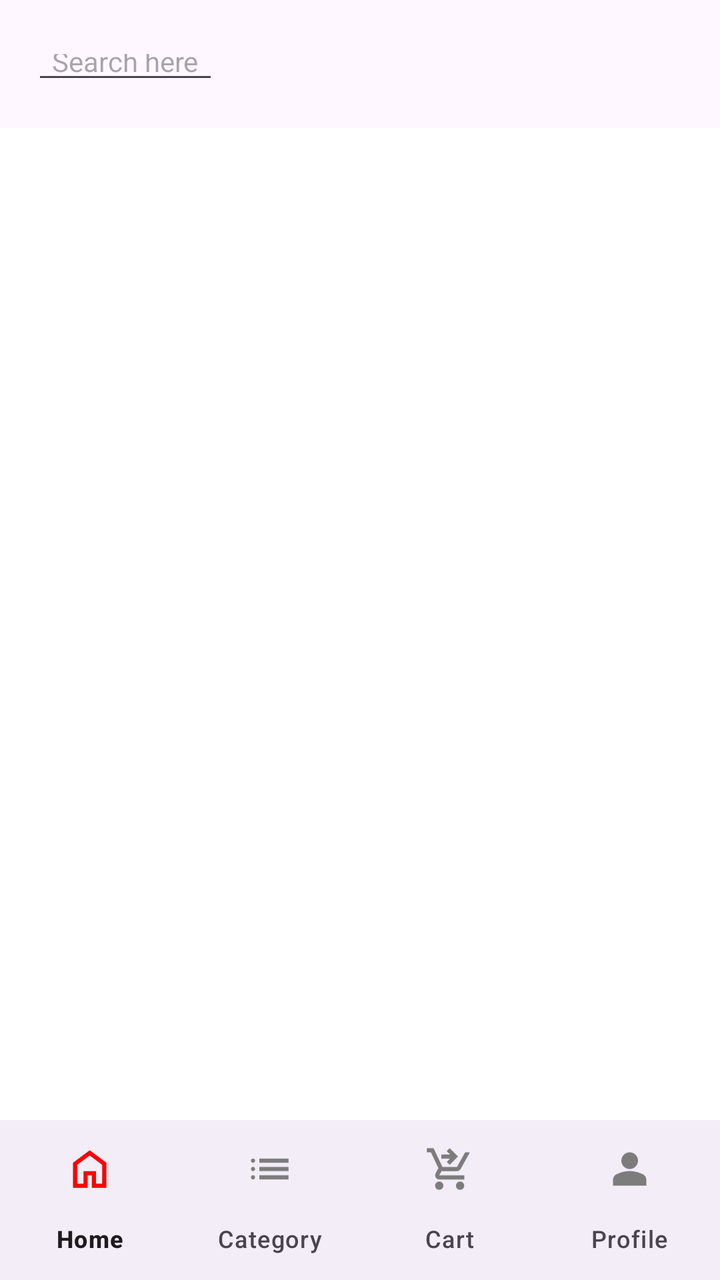
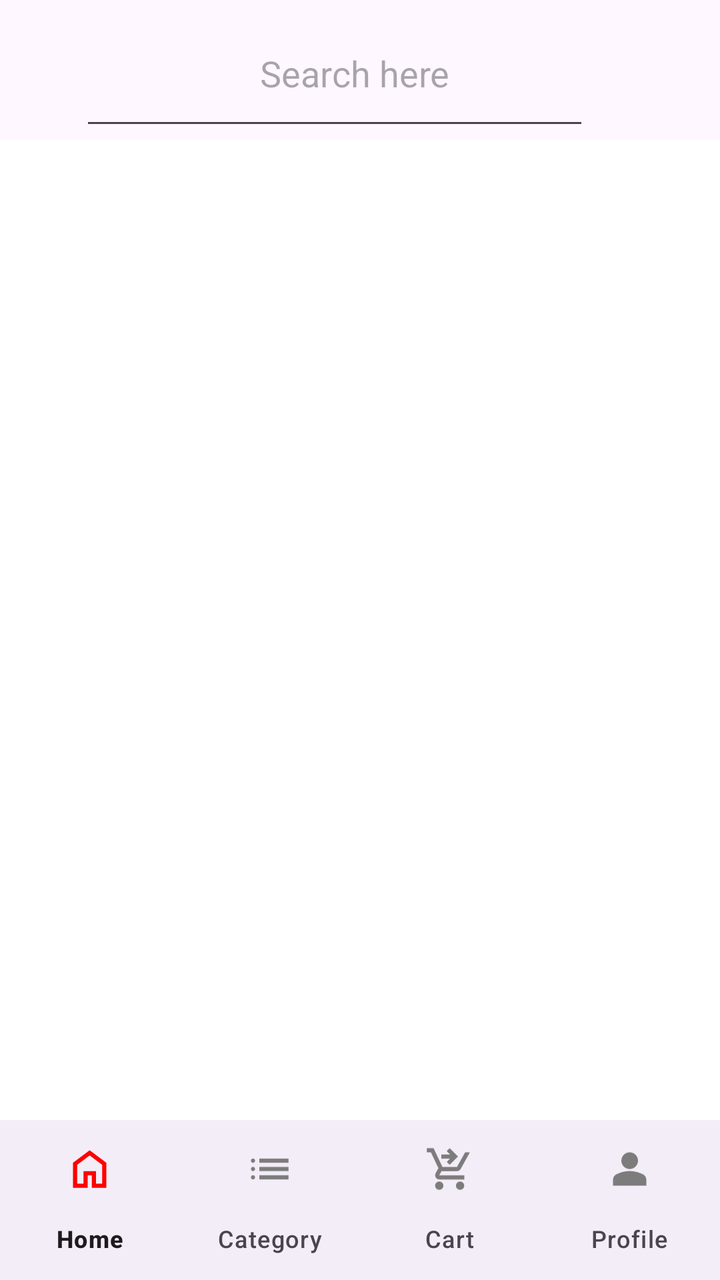

The first picture is an Android layout as it rendered before a commit; the second is the same layout after the commit. The layout source and the unified diff follow.
<!-- AndroidManifest.xml: application theme Theme.EShop -->
<!-- res/layout/activity_main.xml -->
<?xml version="1.0" encoding="utf-8"?>
<androidx.drawerlayout.widget.DrawerLayout xmlns:android="http://schemas.android.com/apk/res/android"
    xmlns:app="http://schemas.android.com/apk/res-auto"
    xmlns:tools="http://schemas.android.com/tools"
    android:id="@+id/drawerLayout"
    android:layout_width="match_parent"
    android:layout_height="match_parent"
    tools:context=".activity.MainActivity">


    <LinearLayout
        android:layout_width="match_parent"
        android:layout_height="match_parent"
        android:orientation="vertical">
        
        <com.google.android.material.appbar.MaterialToolbar
            android:layout_width="match_parent"
            android:layout_height="wrap_content">

            <EditText
                android:layout_width="wrap_content"
                android:layout_height="30dp"
                android:layout_marginStart="10dp"
                android:layout_marginEnd="10dp"
                android:textSize="14sp"
                android:hint="@string/search_hint"
                android:paddingStart="10dp"
                android:paddingEnd="10dp"/>


        </com.google.android.material.appbar.MaterialToolbar>

        <androidx.fragment.app.FragmentContainerView
            android:layout_width="match_parent"
            android:background="#FFFFFF"
            android:layout_height="0dp"
            android:layout_weight="1" />

        <com.google.android.material.bottomnavigation.BottomNavigationView
            android:layout_width="match_parent"
            android:layout_height="wrap_content"
            app:itemIconTint="@color/nav_item_colors"
            app:labelVisibilityMode="labeled"
            app:menu="@menu/bottom_nav_menu"
            app:itemIconSize="25dp"/>
    </LinearLayout>

    <com.google.android.material.navigation.NavigationView
        android:layout_width="match_parent"
        android:layout_height="match_parent"
        android:layout_gravity="start"
        app:headerLayout="@layout/side_nav_header"
        app:menu="@menu/side_nav_menu"
        app:itemIconTint="@color/nav_item_colors"
        app:itemIconSize="25dp"
        />



</androidx.drawerlayout.widget.DrawerLayout>
<!-- res/layout/side_nav_header.xml (included above) -->
<?xml version="1.0" encoding="utf-8"?>
<FrameLayout xmlns:android="http://schemas.android.com/apk/res/android"
    xmlns:tools="http://schemas.android.com/tools"
    android:layout_width="match_parent"
    android:layout_height="match_parent">

    <ImageView
        android:layout_width="100dp"
        android:layout_height="100dp"
        android:layout_gravity="bottom"
        android:layout_margin="20dp"
        tools:srcCompact="@tools:sample/avatars"/>

    <TextView
        android:layout_width="wrap_content"
        android:layout_height="wrap_content"
        android:text="Kalhara"
        android:layout_gravity="center_vertical"
        android:layout_marginStart="125dp"/>

    <TextView
        android:layout_width="wrap_content"
        android:layout_height="wrap_content"
        android:layout_gravity="center_vertical"
        android:layout_marginStart="125dp"
        android:layout_marginTop="20dp"
        android:text="kalharaweragoda@gmail.com"/>

</FrameLayout>
<!-- resources referenced by this layout -->
<resources>
  <string name="search_hint">Search here</string>
  <style name="Theme.EShop" parent="Theme.Material3.DayNight.NoActionBar">
          
          <item name="colorPrimary">@color/purple_500</item>
          <item name="colorPrimaryVariant">@color/purple_700</item>
          <item name="colorOnPrimary">@color/white</item>
          
          <item name="colorSecondary">@color/teal_200</item>
          <item name="colorSecondaryVariant">@color/teal_700</item>
          <item name="colorOnSecondary">@color/black</item>
          
          <item name="android:statusBarColor">?attr/colorPrimaryVariant</item>
          
  
          
          
  
      </style>
  <color name="purple_500">#FF6200EE</color>
  <color name="purple_700">#FF3700B3</color>
  <color name="white">#FFFFFFFF</color>
  <color name="teal_200">#FF03DAC5</color>
  <color name="teal_700">#FF018786</color>
  <color name="black">#FF000000</color>
</resources>

<!-- the commit's change to res/layout/activity_main.xml (unified diff, before → after) -->
@@ -19,13 +19,13 @@
 
             <EditText
                 android:layout_width="wrap_content"
-                android:layout_height="30dp"
-                android:layout_marginStart="10dp"
-                android:layout_marginEnd="10dp"
-                android:textSize="14sp"
+                android:layout_height="70dp"
+                android:layout_marginStart="40dp"
+                android:layout_marginEnd="30dp"
                 android:hint="@string/search_hint"
-                android:paddingStart="10dp"
-                android:paddingEnd="10dp"/>
+                android:paddingStart="90dp"
+                android:paddingEnd="70dp"
+                android:textSize="18sp"/>
 
 
         </com.google.android.material.appbar.MaterialToolbar>
